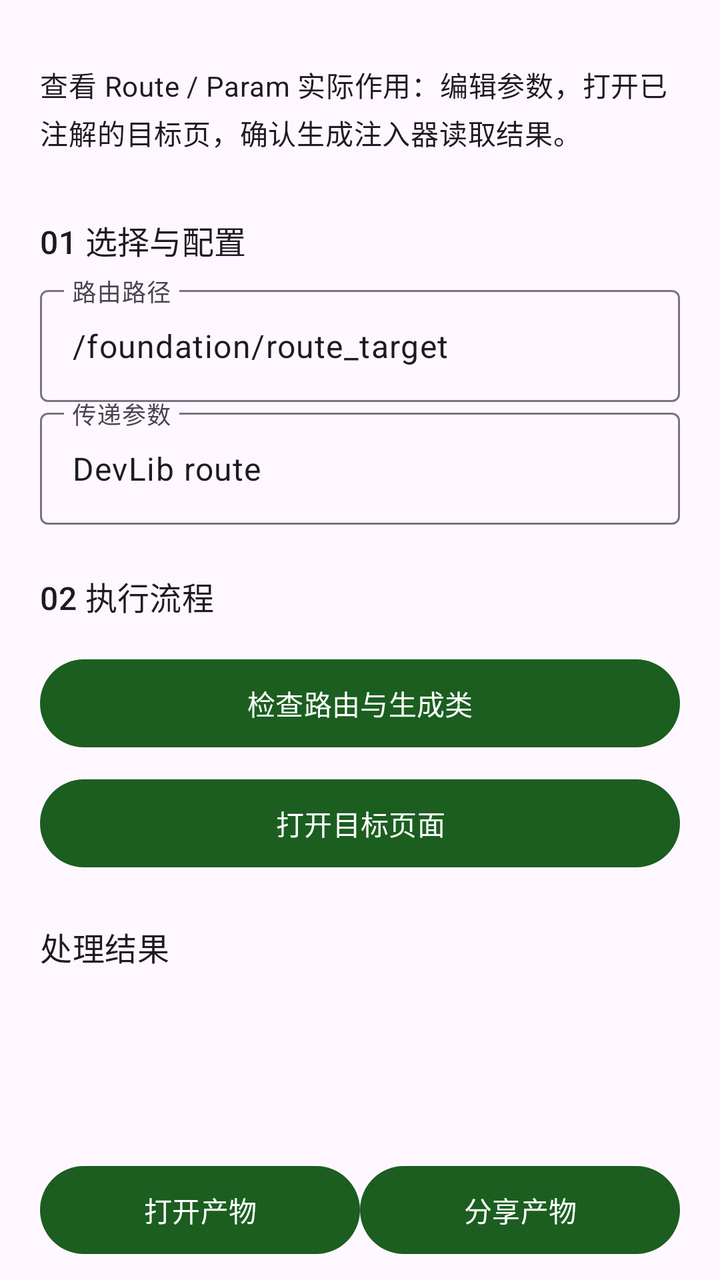
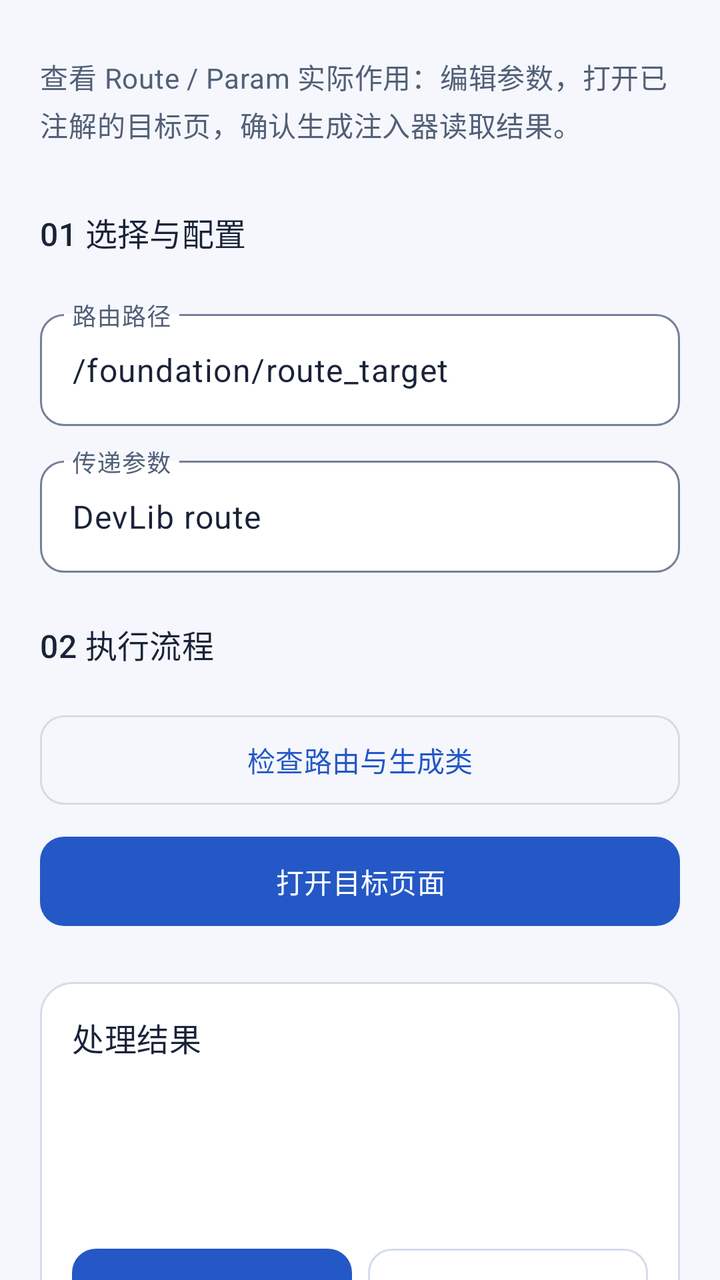

Screens rendered from an Android XML layout before and after an edit, with the pre-edit source and the edit as a unified diff.
<!-- AndroidManifest.xml: another module's application theme Theme.DevLib -->
<!-- res/layout/demo_annotation.xml -->
<?xml version='1.0' encoding='utf-8'?>
<ScrollView xmlns:android="http://schemas.android.com/apk/res/android" android:layout_width="match_parent" android:layout_height="match_parent" android:fillViewport="true" android:scrollbars="none" android:clipToPadding="false">
    <LinearLayout style="@style/Demo.Page">
        <TextView style="@style/Demo.Label" android:text="@string/demo_annotation_intro" />
        <TextView style="@style/Demo.Heading" android:text="@string/demo_annotation_input" />
        <com.google.android.material.textfield.TextInputLayout android:layout_width="match_parent" android:layout_height="wrap_content" android:hint="@string/demo_annotation_path">
            <com.google.android.material.textfield.TextInputEditText android:id="@+id/path" style="@style/Demo.Input" android:inputType="text" android:text="@string/demo_annotation_path_value" android:saveEnabled="true" />
        </com.google.android.material.textfield.TextInputLayout>
        <com.google.android.material.textfield.TextInputLayout android:layout_width="match_parent" android:layout_height="wrap_content" android:hint="@string/demo_annotation_value">
            <com.google.android.material.textfield.TextInputEditText android:id="@+id/value" style="@style/Demo.Input" android:inputType="text" android:text="@string/demo_annotation_value_value" android:saveEnabled="true" />
        </com.google.android.material.textfield.TextInputLayout>
        <TextView style="@style/Demo.Heading" android:text="@string/demo_annotation_execute" />
        <com.google.android.material.button.MaterialButton android:id="@+id/inspect" style="@style/Demo.Button" android:text="@string/demo_annotation_inspect" />
        <com.google.android.material.button.MaterialButton android:id="@+id/navigate" style="@style/Demo.Button" android:text="@string/demo_annotation_navigate" />
        <include android:id="@+id/result" layout="@layout/demo_output" />
    </LinearLayout>
</ScrollView>
<!-- res/layout/demo_output.xml (included above) -->
<?xml version='1.0' encoding='utf-8'?>
<LinearLayout xmlns:android="http://schemas.android.com/apk/res/android" style="@style/Demo.Page" android:padding="0dp">
    <TextView style="@style/Demo.Heading" android:text="@string/demo_output" />
    <TextView android:id="@+id/inputs" style="@style/Demo.Label" android:textIsSelectable="true" />
    <ImageView android:id="@+id/inputPreview" android:layout_width="match_parent" android:layout_height="200dp" android:scaleType="fitCenter" android:contentDescription="@string/workspace_original" android:visibility="gone" />
    <ProgressBar android:id="@+id/progress" style="?android:attr/progressBarStyleHorizontal" android:layout_width="match_parent" android:layout_height="wrap_content" android:visibility="gone" />
    <TextView android:id="@+id/message" style="@style/Demo.Label" android:textIsSelectable="true" />
    <ImageView android:id="@+id/preview" android:layout_width="match_parent" android:layout_height="wrap_content" android:adjustViewBounds="true" android:maxHeight="360dp" android:contentDescription="@string/demo_preview" android:visibility="gone" />
    <com.google.android.material.button.MaterialButton android:id="@+id/cancel" style="@style/Demo.Button" android:text="@string/demo_cancel" android:visibility="gone" />
    <LinearLayout android:layout_width="match_parent" android:layout_height="wrap_content" android:orientation="horizontal">
        <com.google.android.material.button.MaterialButton android:id="@+id/open" style="@style/Demo.Button" android:layout_width="0dp" android:layout_weight="1" android:text="@string/demo_open" />
        <com.google.android.material.button.MaterialButton android:id="@+id/share" style="@style/Demo.Button" android:layout_width="0dp" android:layout_weight="1" android:text="@string/demo_share" />
    </LinearLayout>
    <com.google.android.material.button.MaterialButton android:id="@+id/save" style="@style/Demo.Button" android:text="@string/workspace_save" />
    <com.google.android.material.button.MaterialButton android:id="@+id/continueWith" style="@style/Demo.Button" android:text="@string/workspace_continue" />
</LinearLayout>
<!-- resources referenced by this layout -->
<resources>
  <style name="Demo.Button" parent="">
          <item name="android:layout_width">match_parent</item>
          <item name="android:layout_height">wrap_content</item>
          <item name="android:minHeight">52dp</item>
          <item name="android:layout_marginTop">8dp</item>
      </style>
  <style name="Demo.Heading" parent="Demo.Label">
          <item name="android:textAppearance">?attr/textAppearanceTitleMedium</item>
          <item name="android:layout_marginTop">24dp</item>
      </style>
  <style name="Demo.Input" parent="">
          <item name="android:layout_width">match_parent</item>
          <item name="android:layout_height">wrap_content</item>
          <item name="android:minHeight">56dp</item>
          <item name="android:layout_marginTop">8dp</item>
          <item name="android:importantForAutofill">no</item>
      </style>
  <style name="Demo.Label" parent="">
          <item name="android:layout_width">match_parent</item>
          <item name="android:layout_height">wrap_content</item>
          <item name="android:textAppearance">?attr/textAppearanceBodyMedium</item>
          <item name="android:layout_marginTop">12dp</item>
          <item name="android:layout_marginBottom">8dp</item>
      </style>
  <style name="Demo.Page" parent="">
          <item name="android:orientation">vertical</item>
          <item name="android:padding">20dp</item>
          <item name="android:layout_width">match_parent</item>
          <item name="android:layout_height">wrap_content</item>
      </style>
  <style name="Theme.DevLib" parent="Theme.Material3.DayNight.NoActionBar">
          <item name="colorPrimary">@color/primary</item>
          <item name="colorOnPrimary">@color/on_primary</item>
          <item name="android:statusBarColor">@android:color/transparent</item>
          <item name="android:navigationBarColor">@android:color/transparent</item>
          <item name="android:windowLightStatusBar">true</item>
          <item name="android:windowLightNavigationBar">true</item>
          <item name="android:enforceNavigationBarContrast">false</item>
      </style>
  <color name="primary">#1B5E20</color>
  <color name="on_primary">#FFFFFF</color>
  <!-- unchanged entries left out for length: 17 -->
</resources>

<!-- the commit's change to res/layout/demo_annotation.xml (unified diff, before → after) -->
@@ -3,31 +3,31 @@
     <LinearLayout style="@style/Demo.Page">
         <TextView style="@style/Demo.Label" android:text="@string/demo_annotation_intro" />
         <TextView style="@style/Demo.Heading" android:text="@string/demo_annotation_input" />
-        <com.google.android.material.textfield.TextInputLayout android:layout_width="match_parent" android:layout_height="wrap_content" android:hint="@string/demo_annotation_path">
+        <com.google.android.material.textfield.TextInputLayout style="@style/Demo.TextInputLayout" android:layout_width="match_parent" android:layout_height="wrap_content" android:hint="@string/demo_annotation_path">
             <com.google.android.material.textfield.TextInputEditText android:id="@+id/path" style="@style/Demo.Input" android:inputType="text" android:text="@string/demo_annotation_path_value" android:saveEnabled="true" />
         </com.google.android.material.textfield.TextInputLayout>
-        <com.google.android.material.textfield.TextInputLayout android:layout_width="match_parent" android:layout_height="wrap_content" android:hint="@string/demo_annotation_value">
+        <com.google.android.material.textfield.TextInputLayout style="@style/Demo.TextInputLayout" android:layout_width="match_parent" android:layout_height="wrap_content" android:hint="@string/demo_annotation_value">
             <com.google.android.material.textfield.TextInputEditText android:id="@+id/value" style="@style/Demo.Input" android:inputType="text" android:text="@string/demo_annotation_value_value" android:saveEnabled="true" />
         </com.google.android.material.textfield.TextInputLayout>
         <TextView style="@style/Demo.Heading" android:text="@string/demo_annotation_execute" />
         <com.google.android.material.button.MaterialButton android:id="@+id/inspect" style="@style/Demo.Button" android:text="@string/demo_annotation_inspect" />
-        <com.google.android.material.button.MaterialButton android:id="@+id/navigate" style="@style/Demo.Button" android:text="@string/demo_annotation_navigate" />
+        <com.google.android.material.button.MaterialButton android:id="@+id/navigate" style="@style/Demo.Button.Primary" android:text="@string/demo_annotation_navigate" />
         <include android:id="@+id/result" layout="@layout/demo_output" />
     </LinearLayout>
 </ScrollView>
 <!-- res/layout/demo_output.xml (included above) -->
 <?xml version='1.0' encoding='utf-8'?>
-<LinearLayout xmlns:android="http://schemas.android.com/apk/res/android" style="@style/Demo.Page" android:padding="0dp">
-    <TextView style="@style/Demo.Heading" android:text="@string/demo_output" />
+<LinearLayout xmlns:android="http://schemas.android.com/apk/res/android" style="@style/Demo.Page" android:padding="16dp" android:layout_marginTop="24dp" android:background="@drawable/demo_result_surface">
+    <TextView style="@style/Demo.Heading" android:layout_marginTop="0dp" android:text="@string/demo_output" />
     <TextView android:id="@+id/inputs" style="@style/Demo.Label" android:textIsSelectable="true" />
     <ImageView android:id="@+id/inputPreview" android:layout_width="match_parent" android:layout_height="200dp" android:scaleType="fitCenter" android:contentDescription="@string/workspace_original" android:visibility="gone" />
     <ProgressBar android:id="@+id/progress" style="?android:attr/progressBarStyleHorizontal" android:layout_width="match_parent" android:layout_height="wrap_content" android:visibility="gone" />
-    <TextView android:id="@+id/message" style="@style/Demo.Label" android:textIsSelectable="true" />
+    <TextView android:id="@+id/message" style="@style/Demo.Label" android:accessibilityLiveRegion="polite" android:textIsSelectable="true" />
     <ImageView android:id="@+id/preview" android:layout_width="match_parent" android:layout_height="wrap_content" android:adjustViewBounds="true" android:maxHeight="360dp" android:contentDescription="@string/demo_preview" android:visibility="gone" />
-    <com.google.android.material.button.MaterialButton android:id="@+id/cancel" style="@style/Demo.Button" android:text="@string/demo_cancel" android:visibility="gone" />
+    <com.google.android.material.button.MaterialButton android:id="@+id/cancel" style="@style/Demo.Button.Danger" android:text="@string/demo_cancel" android:visibility="gone" />
     <LinearLayout android:layout_width="match_parent" android:layout_height="wrap_content" android:orientation="horizontal">
-        <com.google.android.material.button.MaterialButton android:id="@+id/open" style="@style/Demo.Button" android:layout_width="0dp" android:layout_weight="1" android:text="@string/demo_open" />
-        <com.google.android.material.button.MaterialButton android:id="@+id/share" style="@style/Demo.Button" android:layout_width="0dp" android:layout_weight="1" android:text="@string/demo_share" />
+        <com.google.android.material.button.MaterialButton android:id="@+id/open" style="@style/Demo.Button.Primary" android:layout_marginEnd="4dp" android:layout_width="0dp" android:layout_weight="1" android:text="@string/demo_open" />
+        <com.google.android.material.button.MaterialButton android:id="@+id/share" style="@style/Demo.Button" android:layout_marginStart="4dp" android:layout_width="0dp" android:layout_weight="1" android:text="@string/demo_share" />
     </LinearLayout>
     <com.google.android.material.button.MaterialButton android:id="@+id/save" style="@style/Demo.Button" android:text="@string/workspace_save" />
     <com.google.android.material.button.MaterialButton android:id="@+id/continueWith" style="@style/Demo.Button" android:text="@string/workspace_continue" />
<!-- resource entries referenced after the edit -->
@@ -1,46 +1,130 @@
 <!-- resources referenced by this layout -->
 <resources>
-  <style name="Demo.Button" parent="">
+  <!-- drawable demo_result_surface (drawable) -->
+  <shape xmlns:android="http://schemas.android.com/apk/res/android" android:shape="rectangle">
+      <solid android:color="@color/dev_surface_card" />
+      <corners android:radius="16dp" />
+      <stroke android:width="1dp" android:color="@color/dev_outline_variant" />
+  </shape>
+  <style name="Demo.Button" parent="Widget.Material3.Button.OutlinedButton">
           <item name="android:layout_width">match_parent</item>
           <item name="android:layout_height">wrap_content</item>
-          <item name="android:minHeight">52dp</item>
+          <item name="android:minHeight">48dp</item>
+          <item name="android:minWidth">0dp</item>
           <item name="android:layout_marginTop">8dp</item>
+          <item name="android:textAllCaps">false</item>
+          <item name="cornerRadius">12dp</item>
+          <item name="strokeColor">@color/dev_outline_variant</item>
+          <item name="android:paddingTop">12dp</item>
+          <item name="android:paddingBottom">12dp</item>
+      </style>
+  <style name="Demo.Button.Danger" parent="Demo.Button">
+          <item name="android:textColor">@color/dev_error</item>
+      </style>
+  <style name="Demo.Button.Primary" parent="Widget.Material3.Button">
+          <item name="android:layout_width">match_parent</item>
+          <item name="android:layout_height">wrap_content</item>
+          <item name="android:minHeight">48dp</item>
+          <item name="android:minWidth">0dp</item>
+          <item name="android:layout_marginTop">8dp</item>
+          <item name="android:textAllCaps">false</item>
+          <item name="cornerRadius">12dp</item>
+          <item name="android:paddingTop">12dp</item>
+          <item name="android:paddingBottom">12dp</item>
       </style>
   <style name="Demo.Heading" parent="Demo.Label">
           <item name="android:textAppearance">?attr/textAppearanceTitleMedium</item>
+          <item name="android:textColor">@color/feature_res_on_surface</item>
           <item name="android:layout_marginTop">24dp</item>
+          <item name="android:layout_marginBottom">12dp</item>
+          <item name="android:accessibilityHeading">true</item>
       </style>
   <style name="Demo.Input" parent="">
           <item name="android:layout_width">match_parent</item>
           <item name="android:layout_height">wrap_content</item>
           <item name="android:minHeight">56dp</item>
-          <item name="android:layout_marginTop">8dp</item>
           <item name="android:importantForAutofill">no</item>
       </style>
   <style name="Demo.Label" parent="">
           <item name="android:layout_width">match_parent</item>
           <item name="android:layout_height">wrap_content</item>
           <item name="android:textAppearance">?attr/textAppearanceBodyMedium</item>
-          <item name="android:layout_marginTop">12dp</item>
+          <item name="android:textColor">@color/dev_on_surface_variant</item>
+          <item name="android:lineSpacingExtra">3dp</item>
+          <item name="android:layout_marginTop">8dp</item>
           <item name="android:layout_marginBottom">8dp</item>
       </style>
   <style name="Demo.Page" parent="">
           <item name="android:orientation">vertical</item>
           <item name="android:padding">20dp</item>
+          <item name="android:paddingBottom">32dp</item>
           <item name="android:layout_width">match_parent</item>
           <item name="android:layout_height">wrap_content</item>
       </style>
+  <style name="Demo.TextInputLayout" parent="Widget.Material3.TextInputLayout.OutlinedBox">
+          <item name="android:layout_marginTop">12dp</item>
+          <item name="boxCornerRadiusTopStart">12dp</item>
+          <item name="boxCornerRadiusTopEnd">12dp</item>
+          <item name="boxCornerRadiusBottomStart">12dp</item>
+          <item name="boxCornerRadiusBottomEnd">12dp</item>
+          <item name="boxBackgroundColor">@color/dev_surface_card</item>
+      </style>
   <style name="Theme.DevLib" parent="Theme.Material3.DayNight.NoActionBar">
-          <item name="colorPrimary">@color/primary</item>
-          <item name="colorOnPrimary">@color/on_primary</item>
+          <item name="colorPrimary">@color/dev_primary</item>
+          <item name="colorOnPrimary">@color/dev_on_primary</item>
+          <item name="colorPrimaryContainer">@color/dev_primary_container</item>
+          <item name="colorOnPrimaryContainer">@color/dev_on_primary_container</item>
+          <item name="colorSecondary">@color/dev_secondary</item>
+          <item name="colorOnSecondary">@color/dev_on_secondary</item>
+          <item name="colorSecondaryContainer">@color/dev_secondary_container</item>
+          <item name="colorOnSecondaryContainer">@color/dev_on_secondary_container</item>
+          <item name="colorTertiary">@color/dev_secondary</item>
+          <item name="colorOnTertiary">@color/dev_on_secondary</item>
+          <item name="colorTertiaryContainer">@color/dev_secondary_container</item>
+          <item name="colorOnTertiaryContainer">@color/dev_on_secondary_container</item>
+          <item name="android:colorBackground">@color/feature_res_surface</item>
+          <item name="android:windowBackground">@color/feature_res_surface</item>
+          <item name="colorOnBackground">@color/feature_res_on_surface</item>
+          <item name="colorSurface">@color/dev_surface_card</item>
+          <item name="colorOnSurface">@color/feature_res_on_surface</item>
+          <item name="colorSurfaceVariant">@color/dev_surface_variant</item>
+          <item name="colorOnSurfaceVariant">@color/dev_on_surface_variant</item>
+          <item name="colorSurfaceContainer">@color/dev_surface_card</item>
+          <item name="colorSurfaceContainerLow">@color/dev_surface_card</item>
+          <item name="colorSurfaceContainerHigh">@color/dev_surface_variant</item>
+          <item name="colorOutline">@color/dev_outline</item>
+          <item name="colorOutlineVariant">@color/dev_outline_variant</item>
+          <item name="colorError">@color/dev_error</item>
+          <item name="colorOnError">@color/dev_on_error</item>
+          <item name="colorErrorContainer">@color/dev_error_container</item>
+          <item name="colorOnErrorContainer">@color/dev_on_error_container</item>
+          <item name="textInputStyle">@style/Demo.TextInputLayout</item>
+          <item name="materialButtonStyle">@style/Demo.Button.Primary</item>
+          
+          <item name="android:windowLightStatusBar">@bool/dev_light_system_bars</item>
+          <item name="android:windowLightNavigationBar">@bool/dev_light_system_bars</item>
           <item name="android:statusBarColor">@android:color/transparent</item>
           <item name="android:navigationBarColor">@android:color/transparent</item>
-          <item name="android:windowLightStatusBar">true</item>
-          <item name="android:windowLightNavigationBar">true</item>
-          <item name="android:enforceNavigationBarContrast">false</item>
       </style>
-  <color name="primary">#1B5E20</color>
-  <color name="on_primary">#FFFFFF</color>
+  <color name="dev_surface_card">#FFFFFF</color>
+  <color name="dev_outline_variant">#D4DCE9</color>
+  <color name="dev_error">#B3261E</color>
+  <color name="feature_res_on_surface">#192338</color>
+  <color name="dev_on_surface_variant">#526078</color>
+  <color name="dev_primary">#2458C6</color>
+  <color name="dev_on_primary">#FFFFFF</color>
+  <color name="dev_primary_container">#DFE8FF</color>
+  <color name="dev_on_primary_container">#163567</color>
+  <color name="dev_secondary">#146C70</color>
+  <color name="dev_on_secondary">#FFFFFF</color>
+  <color name="dev_secondary_container">#D8F1F0</color>
+  <color name="dev_on_secondary_container">#124F53</color>
+  <color name="feature_res_surface">#F5F7FC</color>
+  <color name="dev_surface_variant">#E9EDF5</color>
+  <color name="dev_outline">#738098</color>
+  <color name="dev_on_error">#FFFFFF</color>
+  <color name="dev_error_container">#FCE3DF</color>
+  <color name="dev_on_error_container">#761F19</color>
   <!-- unchanged entries left out for length: 17 -->
 </resources>
 
